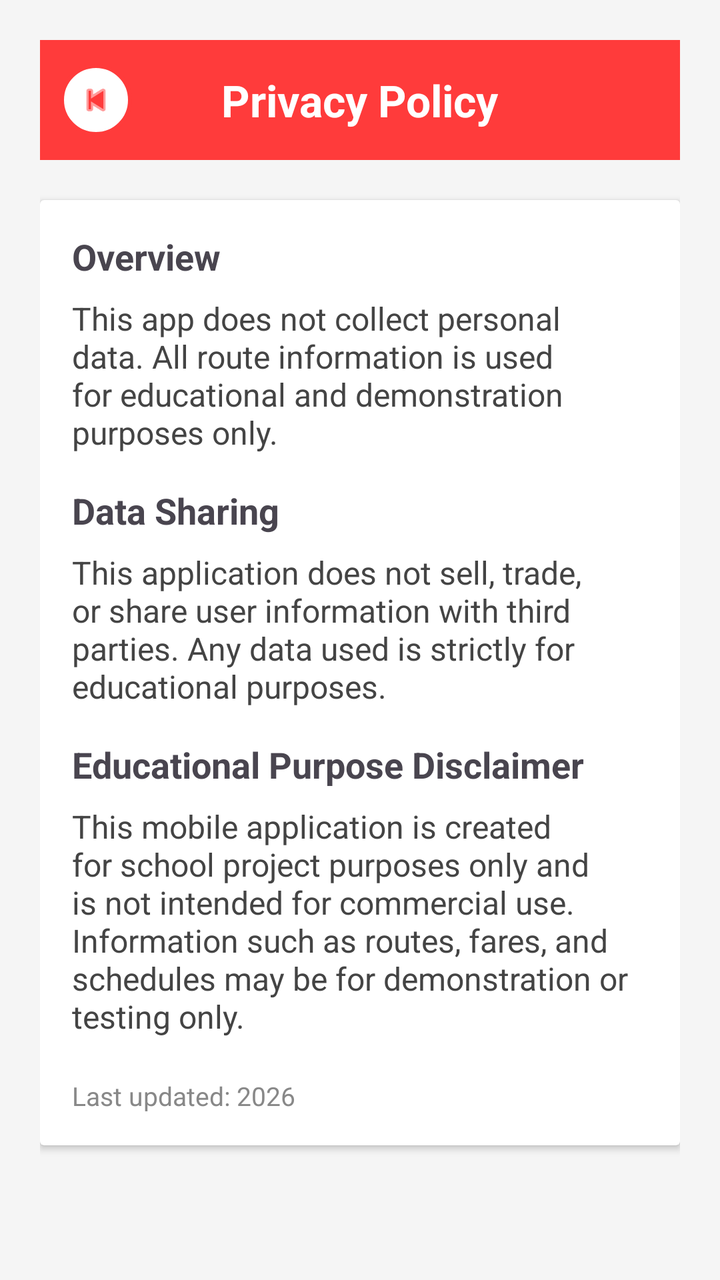
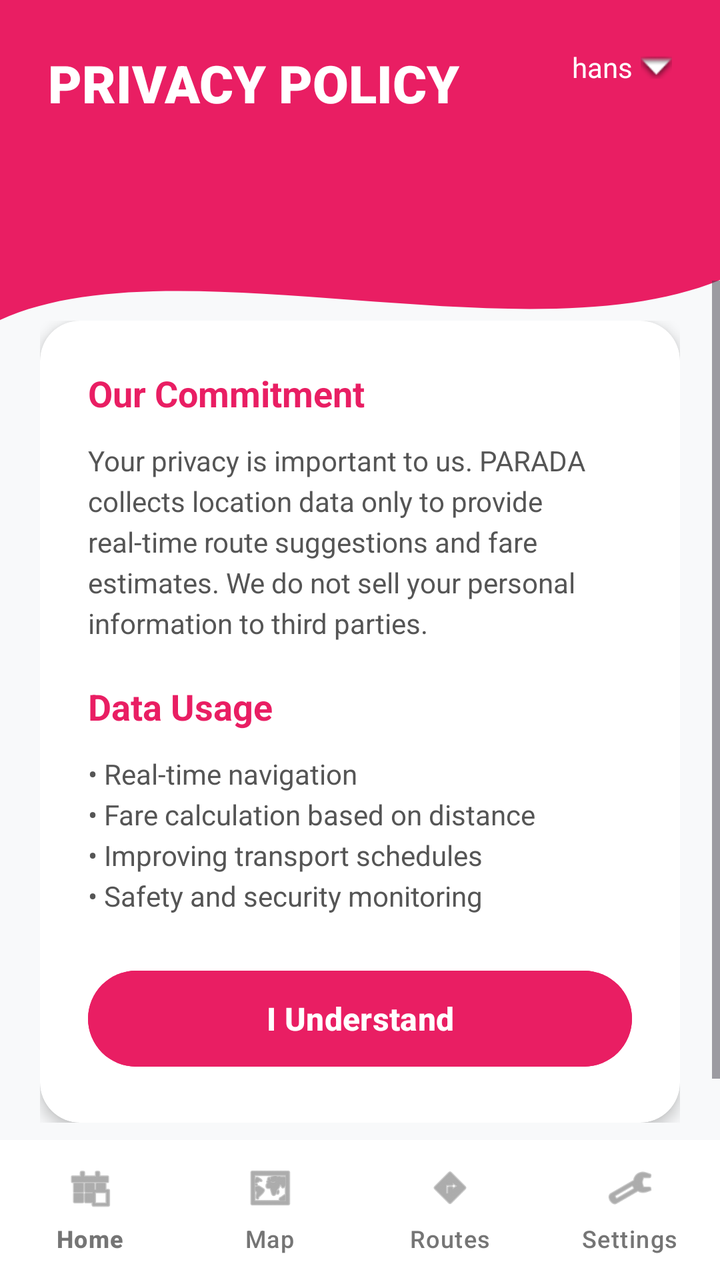

Compare the two renders of this Android layout. The source of the first and the diff that turns it into the second are given below.
<!-- AndroidManifest.xml: application theme Theme.Parada_Finals -->
<!-- res/layout/activity_privacy.xml -->
<?xml version="1.0" encoding="utf-8"?>
<ScrollView xmlns:android="http://schemas.android.com/apk/res/android"
    android:layout_width="match_parent"
    android:layout_height="match_parent"
    android:background="#F5F5F5"
    android:padding="20dp">

    <LinearLayout
        android:layout_width="match_parent"
        android:layout_height="wrap_content"
        android:orientation="vertical">

        
        <RelativeLayout
            android:layout_width="match_parent"
            android:layout_height="60dp"
            android:background="#FF3B3B"
            android:padding="10dp"
            android:layout_marginBottom="20dp">

            
            <ImageView
                android:id="@+id/btnBack"
                android:layout_width="36dp"
                android:layout_height="36dp"
                android:src="@android:drawable/ic_media_previous"
                android:tint="#FF3B3B"
                android:background="@drawable/back_circle_bg"
                android:padding="8dp"
                android:layout_centerVertical="true"
                android:layout_alignParentStart="true"
                android:clickable="true"
                android:focusable="true"/>

            
            <TextView
                android:layout_width="wrap_content"
                android:layout_height="wrap_content"
                android:text="Privacy Policy"
                android:textSize="22sp"
                android:textStyle="bold"
                android:textColor="#FFFFFF"
                android:layout_centerInParent="true"/>
        </RelativeLayout>

        
        <androidx.cardview.widget.CardView
            android:layout_width="match_parent"
            android:layout_height="wrap_content"
            android:elevation="6dp"
            android:layout_marginBottom="16dp">

            <LinearLayout
                android:layout_width="match_parent"
                android:layout_height="wrap_content"
                android:orientation="vertical"
                android:padding="16dp">

                
                <TextView
                    android:text="Overview"
                    android:textSize="18sp"
                    android:textStyle="bold"
                    android:layout_marginBottom="8dp"
                    android:layout_width="wrap_content"
                    android:layout_height="wrap_content"/>

                <TextView
                    android:text="This app does not collect personal data. All route information is used for educational and demonstration purposes only."
                    android:textSize="16sp"
                    android:textColor="#444444"
                    android:layout_width="wrap_content"
                    android:layout_height="wrap_content"/>

                
                <TextView
                    android:text="Data Sharing"
                    android:textSize="18sp"
                    android:textStyle="bold"
                    android:layout_marginTop="16dp"
                    android:layout_marginBottom="8dp"
                    android:layout_width="wrap_content"
                    android:layout_height="wrap_content"/>

                <TextView
                    android:text="This application does not sell, trade, or share user information with third parties. Any data used is strictly for educational purposes."
                    android:textSize="16sp"
                    android:textColor="#444444"
                    android:layout_width="wrap_content"
                    android:layout_height="wrap_content"/>

                
                <TextView
                    android:text="Educational Purpose Disclaimer"
                    android:textSize="18sp"
                    android:textStyle="bold"
                    android:layout_marginTop="16dp"
                    android:layout_marginBottom="8dp"
                    android:layout_width="wrap_content"
                    android:layout_height="wrap_content"/>

                <TextView
                    android:text="This mobile application is created for school project purposes only and is not intended for commercial use. Information such as routes, fares, and schedules may be for demonstration or testing only."
                    android:textSize="16sp"
                    android:textColor="#444444"
                    android:layout_width="wrap_content"
                    android:layout_height="wrap_content"/>

                
                <TextView
                    android:text="Last updated: 2026"
                    android:textSize="13sp"
                    android:textColor="#888888"
                    android:layout_marginTop="20dp"
                    android:layout_width="wrap_content"
                    android:layout_height="wrap_content"/>

            </LinearLayout>

        </androidx.cardview.widget.CardView>

    </LinearLayout>

</ScrollView>
<!-- resources referenced by this layout -->
<resources>
  <!-- drawable back_circle_bg (drawable) -->
  <?xml version="1.0" encoding="utf-8"?>
  <ripple xmlns:android="http://schemas.android.com/apk/res/android"
      android:color="#33FFFFFF">
  
      <item>
          <shape android:shape="oval">
              <solid android:color="#FFFFFF"/>
              <stroke android:width="2dp" android:color="#FF3B3B"/>
          </shape>
      </item>
  
  </ripple>
  <style name="Theme.Parada_Finals" parent="Base.Theme.Parada_Finals" />
  <style name="Base.Theme.Parada_Finals" parent="Theme.Material3.DayNight.NoActionBar">
          
          
      </style>
</resources>

<!-- the commit's change to res/layout/activity_privacy.xml (unified diff, before → after) -->
@@ -1,124 +1,139 @@
 <?xml version="1.0" encoding="utf-8"?>
-<ScrollView xmlns:android="http://schemas.android.com/apk/res/android"
+<RelativeLayout xmlns:android="http://schemas.android.com/apk/res/android"
+    xmlns:app="http://schemas.android.com/apk/res-auto"
     android:layout_width="match_parent"
     android:layout_height="match_parent"
-    android:background="#F5F5F5"
-    android:padding="20dp">
+    android:background="#F8F9FA">
 
-    <LinearLayout
+    
+    <RelativeLayout
+        android:id="@+id/header"
         android:layout_width="match_parent"
-        android:layout_height="wrap_content"
-        android:orientation="vertical">
+        android:layout_height="180dp"
+        android:background="@drawable/header_bg_wave"
+        android:padding="24dp">
 
-        
-        <RelativeLayout
-            android:layout_width="match_parent"
-            android:layout_height="60dp"
-            android:background="#FF3B3B"
-            android:padding="10dp"
-            android:layout_marginBottom="20dp">
+        <TextView
+            android:id="@+id/tvHeaderTitle"
+            android:layout_width="wrap_content"
+            android:layout_height="wrap_content"
+            android:text="PRIVACY POLICY"
+            android:textColor="#FFFFFF"
+            android:textSize="26sp"
+            android:textStyle="bold"
+            android:fontFamily="sans-serif-black" />
 
-            
-            <ImageView
-                android:id="@+id/btnBack"
-                android:layout_width="36dp"
-                android:layout_height="36dp"
-                android:src="@android:drawable/ic_media_previous"
-                android:tint="#FF3B3B"
-                android:background="@drawable/back_circle_bg"
-                android:padding="8dp"
-                android:layout_centerVertical="true"
-                android:layout_alignParentStart="true"
+        <LinearLayout
+            android:layout_width="wrap_content"
+            android:layout_height="wrap_content"
+            android:layout_alignParentEnd="true"
+            android:gravity="center_vertical"
+            android:orientation="horizontal">
+
+            <TextView
+                android:id="@+id/tvUsernameHeader"
+                android:layout_width="wrap_content"
+                android:layout_height="wrap_content"
+                android:text="hans"
+                android:textColor="#FFFFFF"
+                android:textSize="14sp"
+                android:drawableEnd="@android:drawable/arrow_down_float"
+                android:drawablePadding="4dp"
+                app:tint="#FFFFFF"
                 android:clickable="true"
                 android:focusable="true"/>
+        </LinearLayout>
 
-            
-            <TextView
-                android:layout_width="wrap_content"
-                android:layout_height="wrap_content"
-                android:text="Privacy Policy"
-                android:textSize="22sp"
-                android:textStyle="bold"
-                android:textColor="#FFFFFF"
-                android:layout_centerInParent="true"/>
-        </RelativeLayout>
+    </RelativeLayout>
 
-        
-        <androidx.cardview.widget.CardView
+    <ScrollView
+        android:layout_width="match_parent"
+        android:layout_height="match_parent"
+        android:layout_below="@id/header"
+        android:layout_marginTop="-40dp"
+        android:layout_above="@id/bottom_navigation"
+        android:clipToPadding="false"
+        android:paddingBottom="20dp">
+
+        <LinearLayout
             android:layout_width="match_parent"
             android:layout_height="wrap_content"
-            android:elevation="6dp"
-            android:layout_marginBottom="16dp">
+            android:orientation="vertical"
+            android:padding="20dp">
 
-            <LinearLayout
+            <androidx.cardview.widget.CardView
                 android:layout_width="match_parent"
                 android:layout_height="wrap_content"
-                android:orientation="vertical"
-                android:padding="16dp">
+                app:cardCornerRadius="20dp"
+                app:cardElevation="4dp">
 
-                
-                <TextView
-                    android:text="Overview"
-                    android:textSize="18sp"
-                    android:textStyle="bold"
-                    android:layout_marginBottom="8dp"
-                    android:layout_width="wrap_content"
-                    android:layout_height="wrap_content"/>
+                <LinearLayout
+                    android:layout_width="match_parent"
+                    android:layout_height="wrap_content"
+                    android:orientation="vertical"
+                    android:padding="24dp">
 
-                <TextView
-                    android:text="This app does not collect personal data. All route information is used for educational and demonstration purposes only."
-                    android:textSize="16sp"
-                    android:textColor="#444444"
-                    android:layout_width="wrap_content"
-                    android:layout_height="wrap_content"/>
+                    <TextView
+                        android:layout_width="wrap_content"
+                        android:layout_height="wrap_content"
+                        android:text="Our Commitment"
+                        android:textColor="@color/parada_red"
+                        android:textStyle="bold"
+                        android:textSize="18sp"
+                        android:layout_marginBottom="12dp"/>
 
-                
-                <TextView
-                    android:text="Data Sharing"
-                    android:textSize="18sp"
-                    android:textStyle="bold"
-                    android:layout_marginTop="16dp"
-                    android:layout_marginBottom="8dp"
-                    android:layout_width="wrap_content"
-                    android:layout_height="wrap_content"/>
+                    <TextView
+                        android:layout_width="match_parent"
+                        android:layout_height="wrap_content"
+                        android:text="Your privacy is important to us. PARADA collects location data only to provide real-time route suggestions and fare estimates. We do not sell your personal information to third parties."
+                        android:textColor="#555555"
+                        android:lineSpacingExtra="4dp"
+                        android:layout_marginBottom="20dp"/>
 
-                <TextView
-                    android:text="This application does not sell, trade, or share user information with third parties. Any data used is strictly for educational purposes."
-                    android:textSize="16sp"
-                    android:textColor="#444444"
-                    android:layout_width="wrap_content"
-                    android:layout_height="wrap_content"/>
+                    <TextView
+                        android:layout_width="wrap_content"
+                        android:layout_height="wrap_content"
+                        android:text="Data Usage"
+                        android:textColor="@color/parada_red"
+                        android:textStyle="bold"
+                        android:textSize="18sp"
+                        android:layout_marginBottom="12dp"/>
 
-                
-                <TextView
-                    android:text="Educational Purpose Disclaimer"
-                    android:textSize="18sp"
-                    android:textStyle="bold"
-                    android:layout_marginTop="16dp"
-                    android:layout_marginBottom="8dp"
-                    android:layout_width="wrap_content"
-                    android:layout_height="wrap_content"/>
+                    <TextView
+                        android:layout_width="match_parent"
+                        android:layout_height="wrap_content"
+                        android:text="• Real-time navigation\n• Fare calculation based on distance\n• Improving transport schedules\n• Safety and security monitoring"
+                        android:textColor="#555555"
+                        android:lineSpacingExtra="4dp"
+                        android:layout_marginBottom="24dp"/>
 
-                <TextView
-                    android:text="This mobile application is created for school project purposes only and is not intended for commercial use. Information such as routes, fares, and schedules may be for demonstration or testing only."
-                    android:textSize="16sp"
-                    android:textColor="#444444"
-                    android:layout_width="wrap_content"
-                    android:layout_height="wrap_content"/>
+                    <Button
+                        android:id="@+id/btnIUnderstand"
+                        android:layout_width="match_parent"
+                        android:layout_height="56dp"
+                        android:text="I Understand"
+                        android:textAllCaps="false"
+                        android:textSize="16sp"
+                        android:textStyle="bold"
+                        android:backgroundTint="@color/parada_red"
+                        app:cornerRadius="28dp" />
 
-                
-                <TextView
-                    android:text="Last updated: 2026"
-                    android:textSize="13sp"
-                    android:textColor="#888888"
-                    android:layout_marginTop="20dp"
-                    android:layout_width="wrap_content"
-                    android:layout_height="wrap_content"/>
+                </LinearLayout>
+            </androidx.cardview.widget.CardView>
 
-            </LinearLayout>
+        </LinearLayout>
+    </ScrollView>
 
-        </androidx.cardview.widget.CardView>
+    <com.google.android.material.bottomnavigation.BottomNavigationView
+        android:id="@+id/bottom_navigation"
+        android:layout_alignParentBottom="true"
+        android:background="#FFFFFF"
+        app:menu="@menu/bottom_nav_menu"
+        android:layout_width="match_parent"
+        android:layout_height="70dp"
+        app:elevation="8dp"
+        app:labelVisibilityMode="labeled"
+        app:itemTextColor="@color/selected_grey"
+        app:itemIconTint="@color/selected_grey"/>
 
-    </LinearLayout>
-
-</ScrollView>
+</RelativeLayout>
<!-- resource entries referenced after the edit -->
@@ -1,18 +1,18 @@
 <!-- resources referenced by this layout -->
 <resources>
-  <!-- drawable back_circle_bg (drawable) -->
+  <color name="parada_red">#E91E63</color>
+  <color name="selected_grey">#757575</color>
+  <!-- drawable header_bg_wave (drawable) -->
   <?xml version="1.0" encoding="utf-8"?>
-  <ripple xmlns:android="http://schemas.android.com/apk/res/android"
-      android:color="#33FFFFFF">
-  
-      <item>
-          <shape android:shape="oval">
-              <solid android:color="#FFFFFF"/>
-              <stroke android:width="2dp" android:color="#FF3B3B"/>
-          </shape>
-      </item>
-  
-  </ripple>
+  <vector xmlns:android="http://schemas.android.com/apk/res/android"
+      android:width="411dp"
+      android:height="180dp"
+      android:viewportWidth="411"
+      android:viewportHeight="180">
+      <path
+          android:fillColor="#E91E63"
+          android:pathData="M0,0H411V140C300,180 100,120 0,160V0Z" />
+  </vector>
   <style name="Theme.Parada_Finals" parent="Base.Theme.Parada_Finals" />
   <style name="Base.Theme.Parada_Finals" parent="Theme.Material3.DayNight.NoActionBar">
           
